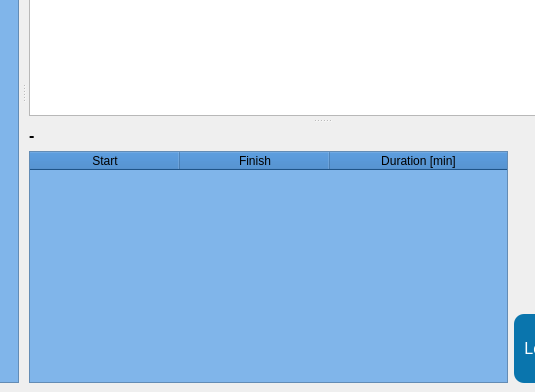
Qt form mainwindow.ui (j-glow/battery-analyzer) before a commit; both pictures show x 340 to 875 and y 209 to 601 of the 963 by 601 pixel window.
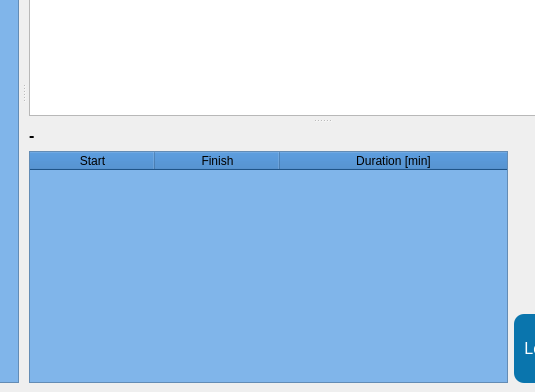
The same form after that commit. Custom widgets are drawn as their Qt base class.

Commit message: deleted recursion in file loading to prevent crashes, record table width fix

What changed in the file:
```diff
--- a/mainwindow.ui
+++ b/mainwindow.ui
@@ -318,7 +318,7 @@
               <bool>true</bool>
              </attribute>
              <attribute name="horizontalHeaderDefaultSectionSize">
-              <number>150</number>
+              <number>125</number>
              </attribute>
              <attribute name="horizontalHeaderStretchLastSection">
               <bool>true</bool>
```
The commit also changes 2 other files.
